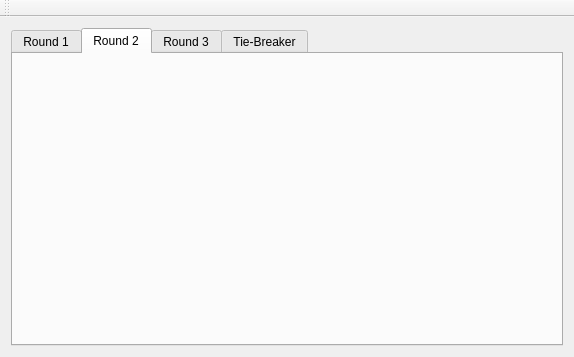
Above: src/question_editor/question_editor.ui from trigger-happy/Cerberus before the change. Below: the same form after it.
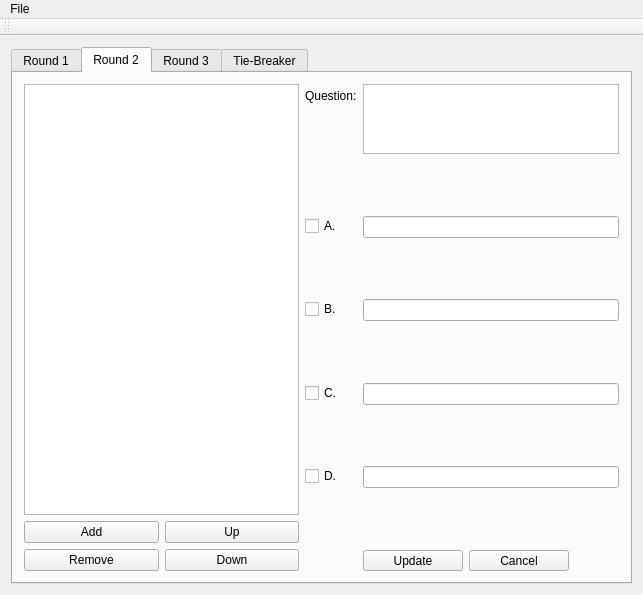
That is the form after the change. The open tabs and pages were chosen to show the change.

Commit message: completed proposed ui for question editor

What changed in the file:
```diff
--- a/src/question_editor/question_editor.ui
+++ b/src/question_editor/question_editor.ui
@@ -6,15 +6,15 @@
    <rect>
     <x>0</x>
     <y>0</y>
-    <width>574</width>
-    <height>357</height>
+    <width>643</width>
+    <height>595</height>
    </rect>
   </property>
   <property name="windowTitle">
    <string>MainWindow</string>
   </property>
   <widget class="QWidget" name="centralWidget">
-   <layout class="QGridLayout" name="gridLayout">
+   <layout class="QGridLayout" name="gridLayout_3">
     <item row="0" column="0">
      <widget class="QTabWidget" name="tabWidget">
       <property name="currentIndex">
@@ -38,21 +38,9 @@
            </widget>
           </item>
           <item>
-           <layout class="QHBoxLayout" name="horizontalLayout">
-            <item>
-             <widget class="QCommandLinkButton" name="commandLinkButton">
-              <property name="minimumSize">
-               <size>
-                <width>41</width>
-                <height>39</height>
-               </size>
-              </property>
-              <property name="maximumSize">
-               <size>
-                <width>128</width>
-                <height>16777215</height>
-               </size>
-              </property>
+           <layout class="QGridLayout" name="gridLayout">
+            <item row="0" column="0">
+             <widget class="QPushButton" name="pushButton">
               <property name="text">
                <string>Add</string>
               </property>
@@ -193,6 +181,222 @@
        <attribute name="title">
         <string>Round 2</string>
        </attribute>
+       <layout class="QGridLayout" name="gridLayout_5">
+        <item row="0" column="0">
+         <layout class="QVBoxLayout" name="verticalLayout_2">
+          <item>
+           <widget class="QListView" name="listView_2">
+            <property name="maximumSize">
+             <size>
+              <width>300</width>
+              <height>16777215</height>
+             </size>
+            </property>
+           </widget>
+          </item>
+          <item>
+           <layout class="QGridLayout" name="gridLayout_4">
+            <item row="0" column="0">
+             <widget class="QPushButton" name="pushButton_5">
+              <property name="text">
+               <string>Add</string>
+              </property>
+             </widget>
+            </item>
+            <item row="0" column="1">
+             <widget class="QPushButton" name="pushButton_6">
+              <property name="text">
+               <string>Up</string>
+              </property>
+             </widget>
+            </item>
+            <item row="1" column="0">
+             <widget class="QPushButton" name="pushButton_7">
+              <property name="text">
+               <string>Remove</string>
+              </property>
+             </widget>
+            </item>
+            <item row="1" column="1">
+             <widget class="QPushButton" name="pushButton_8">
+              <property name="text">
+               <string>Down</string>
+              </property>
+             </widget>
+            </item>
+           </layout>
+          </item>
+         </layout>
+        </item>
+        <item row="0" column="1">
+         <layout class="QFormLayout" name="formLayout_2">
+          <property name="fieldGrowthPolicy">
+           <enum>QFormLayout::ExpandingFieldsGrow</enum>
+          </property>
+          <item row="0" column="0">
+           <widget class="QLabel" name="label_2">
+            <property name="text">
+             <string>Question:</string>
+            </property>
+            <property name="buddy">
+             <cstring>plainTextEdit</cstring>
+            </property>
+           </widget>
+          </item>
+          <item row="0" column="1">
+           <widget class="QPlainTextEdit" name="plainTextEdit_2">
+            <property name="maximumSize">
+             <size>
+              <width>16777215</width>
+              <height>70</height>
+             </size>
+            </property>
+           </widget>
+          </item>
+          <item row="1" column="1">
+           <spacer name="verticalSpacer_6">
+            <property name="orientation">
+             <enum>Qt::Vertical</enum>
+            </property>
+            <property name="sizeHint" stdset="0">
+             <size>
+              <width>20</width>
+              <height>40</height>
+             </size>
+            </property>
+           </spacer>
+          </item>
+          <item row="2" column="1">
+           <widget class="QLineEdit" name="lineEdit_5"/>
+          </item>
+          <item row="3" column="1">
+           <spacer name="verticalSpacer_7">
+            <property name="orientation">
+             <enum>Qt::Vertical</enum>
+            </property>
+            <property name="sizeHint" stdset="0">
+             <size>
+              <width>20</width>
+              <height>40</height>
+             </size>
+            </property>
+           </spacer>
+          </item>
+          <item row="4" column="1">
+           <widget class="QLineEdit" name="lineEdit_6"/>
+          </item>
+          <item row="5" column="1">
+           <spacer name="verticalSpacer_8">
+            <property name="orientation">
+             <enum>Qt::Vertical</enum>
+            </property>
+            <property name="sizeHint" stdset="0">
+             <size>
+              <width>20</width>
+              <height>40</height>
+             </size>
+            </property>
+           </spacer>
+          </item>
+          <item row="6" column="1">
+           <widget class="QLineEdit" name="lineEdit_7"/>
+          </item>
+          <item row="7" column="1">
+           <spacer name="verticalSpacer_9">
+            <property name="orientation">
+             <enum>Qt::Vertical</enum>
+            </property>
+            <property name="sizeHint" stdset="0">
+             <size>
+              <width>20</width>
+              <height>40</height>
+             </size>
+            </property>
+           </spacer>
+          </item>
+          <item row="8" column="1">
+           <widget class="QLineEdit" name="lineEdit_8"/>
+          </item>
+          <item row="9" column="1">
+           <spacer name="verticalSpacer_10">
+            <property name="orientation">
+             <enum>Qt::Vertical</enum>
+            </property>
+            <property name="sizeHint" stdset="0">
+             <size>
+              <width>20</width>
+              <height>40</height>
+             </size>
+            </property>
+           </spacer>
+          </item>
+          <item row="10" column="1">
+           <layout class="QHBoxLayout" name="horizontalLayout_4">
+            <item>
+             <widget class="QToolButton" name="toolButton_3">
+              <property name="minimumSize">
+               <size>
+                <width>100</width>
+                <height>0</height>
+               </size>
+              </property>
+              <property name="layoutDirection">
+               <enum>Qt::RightToLeft</enum>
+              </property>
+              <property name="text">
+               <string>Update</string>
+              </property>
+             </widget>
+            </item>
+            <item>
+             <widget class="QToolButton" name="toolButton_4">
+              <property name="minimumSize">
+               <size>
+                <width>100</width>
+                <height>0</height>
+               </size>
+              </property>
+              <property name="layoutDirection">
+               <enum>Qt::RightToLeft</enum>
+              </property>
+              <property name="text">
+               <string>Cancel</string>
+              </property>
+             </widget>
+            </item>
+           </layout>
+          </item>
+          <item row="2" column="0">
+           <widget class="QCheckBox" name="checkBox">
+            <property name="text">
+             <string>A.</string>
+            </property>
+           </widget>
+          </item>
+          <item row="4" column="0">
+           <widget class="QCheckBox" name="checkBox_2">
+            <property name="text">
+             <string>B.</string>
+            </property>
+           </widget>
+          </item>
+          <item row="6" column="0">
+           <widget class="QCheckBox" name="checkBox_3">
+            <property name="text">
+             <string>C.</string>
+            </property>
+           </widget>
+          </item>
+          <item row="8" column="0">
+           <widget class="QCheckBox" name="checkBox_4">
+            <property name="text">
+             <string>D.</string>
+            </property>
+           </widget>
+          </item>
+         </layout>
+        </item>
+       </layout>
       </widget>
       <widget class="QWidget" name="thirdRound">
        <attribute name="title">
@@ -213,10 +417,18 @@
     <rect>
      <x>0</x>
      <y>0</y>
-     <width>574</width>
+     <width>643</width>
      <height>24</height>
     </rect>
    </property>
+   <widget class="QMenu" name="menuFile">
+    <property name="title">
+     <string>File</string>
+    </property>
+    <addaction name="actionImport_Xml"/>
+    <addaction name="actionExport_Xml"/>
+   </widget>
+   <addaction name="menuFile"/>
   </widget>
   <widget class="QToolBar" name="mainToolBar">
    <attribute name="toolBarArea">
```
Left out of the diff: 499 changed lines with no effect on the pictures.
